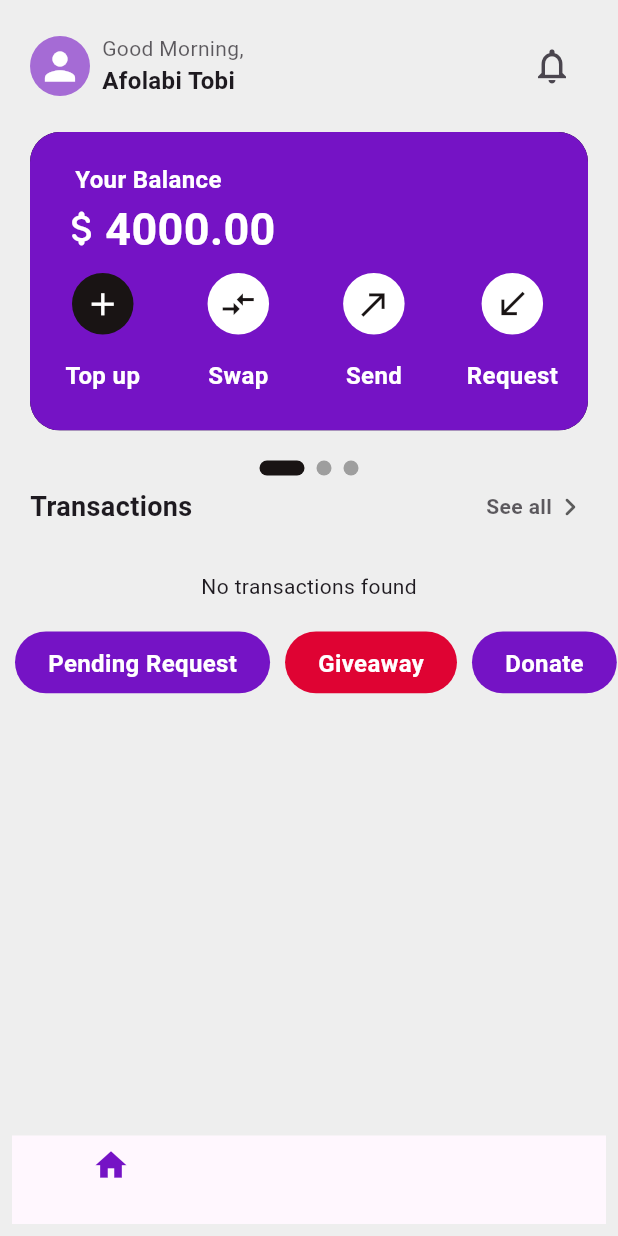
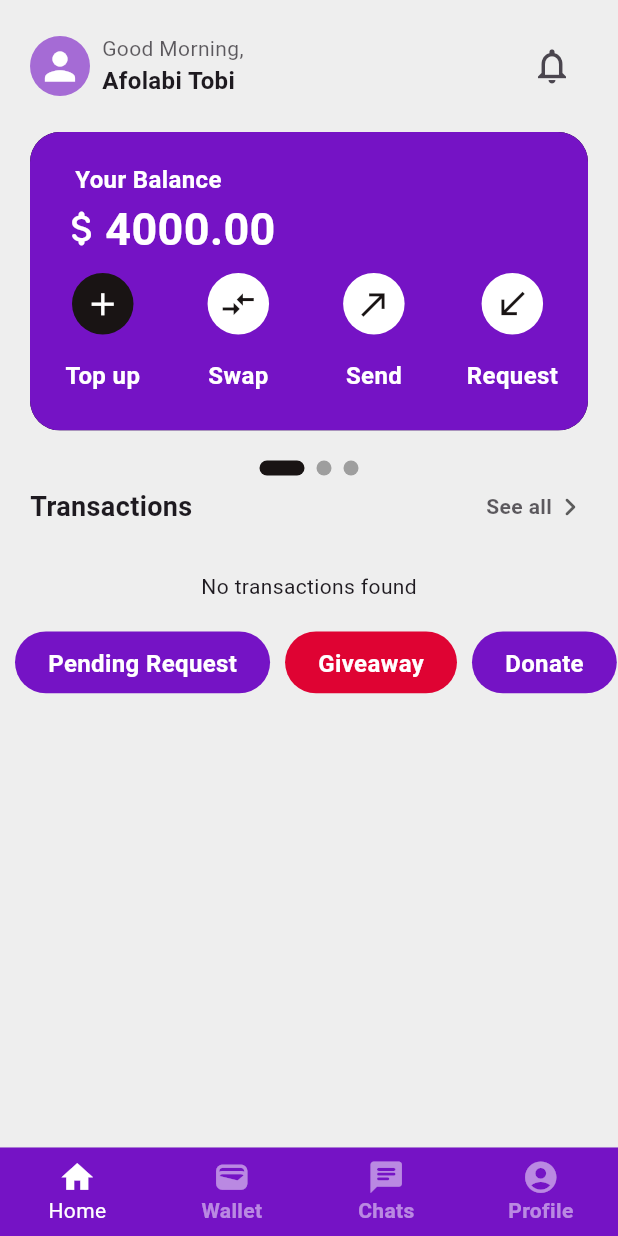
Before and after one commit to Homines-Solitarius/micro-fintech-app, a Flutter app: the Home screen opened directly, on a phone screen of 412 x 824 dp. Run offline on Flutter 3.47's test engine with Material 3 defaults, Android fonts, the phone set to English and light mode, and no system bars; drawn by our look-alikes of smooth_page_indicator; our stand-ins replace flutter_animate; missing offline and left inert: slidable_button.

```diff
--- a/lib/pages/profile_page.dart
+++ b/lib/pages/profile_page.dart
@@ -421,7 +421,7 @@ class ProfilePage extends StatelessWidget {
                 padding: EdgeInsets.symmetric(horizontal: 20, vertical: 10),
                 tabs: [
                   Tab(
-                    text: "Badges",
+                    text: "Shop",
                   ),
                   Tab(
                     text: "Transactions",
--- a/lib/pages/screen.dart
+++ b/lib/pages/screen.dart
@@ -16,8 +16,8 @@ class Home extends StatefulWidget {
 List pages = [
   HomePage(),
   WalletPage(),
+  ChatsPage(),
   ProfilePage(),
-  ChatsPage(),
 ];
 
 int currentIndex = 0;
@@ -28,34 +28,36 @@ class _HomeState extends State<Home> {
     return Scaffold(
       extendBody: true,
       backgroundColor: AppColors.background,
-      bottomNavigationBar: SafeArea(
-        child: Padding(
-          padding: const EdgeInsets.all(8.0),
-          child: BottomNavigationBar(
+      bottomNavigationBar: BottomNavigationBar(
         items: [
-              BottomNavigationBarItem(icon: Icon(Icons.home), label: "Home"),
           BottomNavigationBarItem(
-                  icon: Icon(Icons.wallet), label: "Wallet"),
+            icon: Icon(Icons.home),
+            label: "Home",
+          ),
+          BottomNavigationBarItem(icon: Icon(Icons.wallet), label: "Wallet"),
           BottomNavigationBarItem(
               icon: Icon(Icons.chat_rounded), label: "Chats"),
           BottomNavigationBarItem(
               icon: Icon(Icons.account_circle), label: "Profile"),
         ],
-            backgroundColor: Colors.transparent.withValues(alpha: 0),
-            elevation: 0,
+        backgroundColor: AppColors.accentPurple,
+        elevation: 1,
         iconSize: 25,
-            unselectedLabelStyle: TextStyle(fontSize: 14),
-            selectedIconTheme: IconThemeData(color: AppColors.accentPurple),
-            selectedLabelStyle: TextStyle(
-                color: AppColors.accentPurple, fontWeight: FontWeight.w600),
+        type: BottomNavigationBarType.fixed,
+        fixedColor: AppColors.white,
+        unselectedLabelStyle: TextStyle(
+          fontSize: 14,
+          fontWeight: FontWeight.bold,
+          color: AppColors.white.withValues(alpha: .8),
+        ),
+        selectedIconTheme: IconThemeData(color: AppColors.white),
+        unselectedItemColor: AppColors.white.withValues(alpha: .5),
         currentIndex: currentIndex,
         onTap: (value) {
           currentIndex = value;
           setState(() {});
         },
       ),
-        ),
-      ),
       body: SafeArea(child: pages[currentIndex]),
     );
   }
```
Also changed, not shown: lib/main.dart (+5 -5 lines), lib/pages/chats_page.dart (+110 -1 lines). Lines whose indentation alone changed are shown as unchanged.
